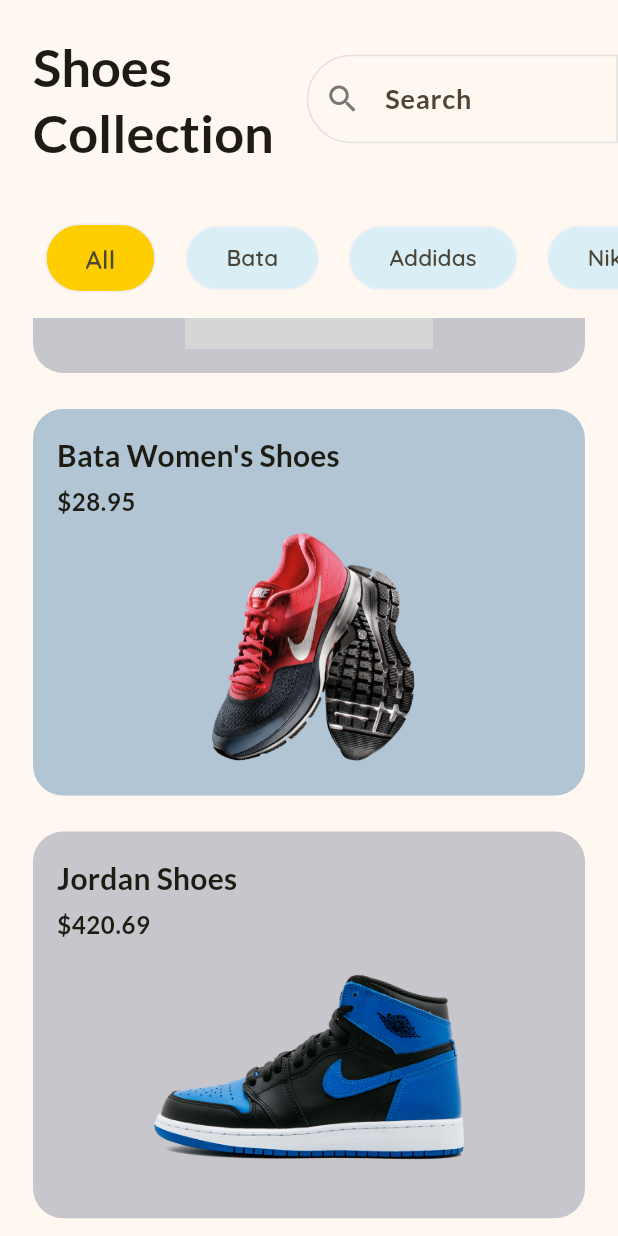
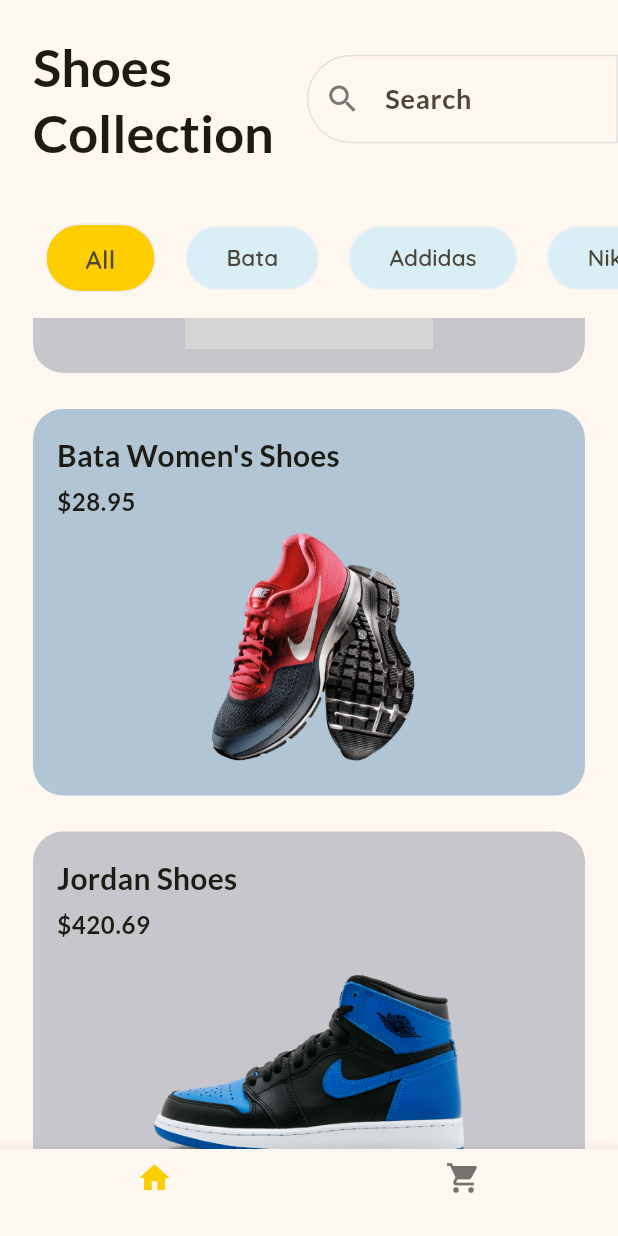
Before and after one commit to Akshit2807/shopping_app, a Flutter app: the screen it shows after launch, scrolled down 515 dp, on a phone screen of 412 x 824 dp. Run offline on Flutter 3.47's test engine with Material 3 defaults, Android fonts, the phone set to English and light mode, and no system bars; our stand-ins replace google_fonts; grey boxes are pictures that could not be loaded.

Commit message:
added bottom navigation

```diff
--- /dev/null
+++ b/lib/cart.dart
@@ -0,0 +1,17 @@
+import 'package:flutter/material.dart';
+
+class Cart extends StatelessWidget {
+  const Cart({super.key});
+
+  @override
+  Widget build(BuildContext context) {
+    return Scaffold(
+      body: Center(
+        child: Text(
+          'Cart page',
+          style: Theme.of(context).textTheme.titleLarge,
+        ),
+      ),
+    );
+  }
+}
--- a/lib/home_page.dart
+++ b/lib/home_page.dart
@@ -1,9 +1,7 @@
 import 'package:flutter/material.dart';
-import 'package:google_fonts/google_fonts.dart';
-import 'package:shopping_app/product_card.dart';
-import 'package:shopping_app/product_details_page.dart';
+import 'package:shopping_app/product_list.dart';
 
-import 'global_variables.dart';
+import 'cart.dart';
 
 class HomePage extends StatefulWidget {
   const HomePage({super.key});
@@ -13,143 +11,28 @@ class HomePage extends StatefulWidget {
 }
 
 class _HomePageState extends State<HomePage> {
-  final List<String> filters = const [
-    'All',
-    'Bata',
-    'Addidas',
-    'Nike',
-    'Puma',
-    'Skechers',
-    'Crocks',
+  int currentPage = 0;
+
+  List<Widget> pages = [
+    const ProductList(),
+    const Cart(),
   ];
-  late String selectedFilter;
-  @override
-  void initState() {
-    selectedFilter = filters[0];
-    super.initState();
-  }
 
   @override
   Widget build(BuildContext context) {
-    const border = OutlineInputBorder(
-      borderSide: BorderSide(color: Color.fromRGBO(225, 225, 225, 2)),
-      borderRadius: BorderRadius.horizontal(
-        left: Radius.circular(50),
-      ),
-    );
     return Scaffold(
-      body: SafeArea(
-        child: Column(
-          children: [
-//--------------------------Heading + Search box--------------------------------
-            Row(
-              children: [
-                //............Heading...............
-                Padding(
-                  padding: const EdgeInsets.all(22.0),
-                  child: Text(
-                    "Shoes \nCollection",
-                    style: Theme.of(context).textTheme.titleLarge,
-                  ),
-                ),
-                //............Search Box.............
-                const Expanded(
-                  child: SizedBox(
-                    width: 200,
-                    child: TextField(
-                      decoration: InputDecoration(
-                        hintText: "Search",
-                        prefixIcon: Icon(Icons.search),
-                        border: border,
-                        enabledBorder: border,
-                        focusedBorder: OutlineInputBorder(
-                          borderSide: BorderSide(color: Colors.black54),
-                          borderRadius: BorderRadius.horizontal(
-                            left: Radius.circular(50),
-                          ),
-                        ),
-                      ),
-                    ),
-                  ),
-                ),
-              ],
-            ),
-//--------------------------List of Types of shoes------------------------------
-            Padding(
-              padding: const EdgeInsets.only(left: 20),
-              child: SizedBox(
-                height: 80,
-                child: ListView.builder(
-                  scrollDirection: Axis.horizontal,
-                  itemCount: filters.length,
-                  itemBuilder: (context, index) {
-                    final filter = filters[index];
-                    return Padding(
-                      padding: const EdgeInsets.symmetric(horizontal: 10),
-                      child: GestureDetector(
-                        onTap: () {
-                          setState(() {
-                            selectedFilter = filter;
-                          });
-                        },
-                        child: Chip(
-                          padding: const EdgeInsets.symmetric(
-                              horizontal: 18, vertical: 10),
-                          label: Text(
-                            filter,
-                            style: GoogleFonts.quicksand(
-                              fontWeight: FontWeight.w600,
-                              fontSize: selectedFilter == filter ? 17 : 15,
-                            ),
-
-                            // style: const TextStyle(
-                            //     fontWeight: FontWeight.w500,
-                            //     fontFamily: 'EduAUVICWANTHand'),
-                          ),
-                          shape: RoundedRectangleBorder(
-                            borderRadius: BorderRadius.circular(25),
-                          ),
-                          backgroundColor: selectedFilter == filter
-                              ? Theme.of(context).colorScheme.primary
-                              : const Color.fromRGBO(218, 238, 246, 1.0),
-                          side: const BorderSide(
-                            color: Color.fromRGBO(238, 238, 245, 1.0),
-                          ),
-                        ),
-                      ),
-                    );
-                  },
-                ),
-              ),
-            ),
-//----------------------------List of items(shoes)------------------------------
-            Expanded(
-              child: ListView.builder(
-                itemCount: products.length,
-                itemBuilder: (context, index) {
-                  final product = products[index];
-                  return GestureDetector(
-                    onTap: () {
-                      Navigator.of(context).push(
-                        MaterialPageRoute(builder: (context) {
-                          return ProductDetailsPage(product: product);
-                        }),
-                      );
-                    },
-                    child: ProductCard(
-                      title: product['title'] as String,
-                      price: product['price'] as double,
-                      image: product['imageUrl'] as String,
-                      backgroundColor: index.isEven
-                          ? const Color.fromRGBO(177, 197, 213, 1.0)
-                          : const Color.fromRGBO(198, 198, 204, 1.0),
-                    ),
-                  );
-                },
-              ),
-            ),
-          ],
-        ),
+      body: pages[currentPage],
+      bottomNavigationBar: BottomNavigationBar(
+        onTap: (value) {
+          setState(() {
+            currentPage = value;
+          });
+        },
+        currentIndex: currentPage,
+        items: const [
+          BottomNavigationBarItem(icon: Icon(Icons.home), label: ''),
+          BottomNavigationBarItem(icon: Icon(Icons.shopping_cart), label: ''),
+        ],
       ),
     );
   }
--- /dev/null
+++ b/lib/product_list.dart
@@ -0,0 +1,157 @@
+import 'package:flutter/material.dart';
+import 'package:google_fonts/google_fonts.dart';
+import 'package:shopping_app/product_card.dart';
+import 'package:shopping_app/product_details_page.dart';
+
+import 'global_variables.dart';
+
+class ProductList extends StatefulWidget {
+  const ProductList({super.key});
+
+  @override
+  State<ProductList> createState() => _ProductListState();
+}
+
+class _ProductListState extends State<ProductList> {
+  final List<String> filters = const [
+    'All',
+    'Bata',
+    'Addidas',
+    'Nike',
+    'Puma',
+    'Skechers',
+    'Crocks',
+  ];
+
+  late String selectedFilter;
+
+  @override
+  void initState() {
+    selectedFilter = filters[0];
+    super.initState();
+  }
+
+  @override
+  Widget build(BuildContext context) {
+    const border = OutlineInputBorder(
+      borderSide: BorderSide(color: Color.fromRGBO(225, 225, 225, 2)),
+      borderRadius: BorderRadius.horizontal(
+        left: Radius.circular(50),
+      ),
+    );
+
+    return SafeArea(
+      child: Column(
+        children: [
+//--------------------------Heading + Search box--------------------------------
+          Row(
+            children: [
+              //............Heading...............
+              Padding(
+                padding: const EdgeInsets.all(22.0),
+                child: Text(
+                  "Shoes \nCollection",
+                  style: Theme.of(context).textTheme.titleLarge,
+                ),
+              ),
+              //............Search Box.............
+              const Expanded(
+                child: SizedBox(
+                  width: 200,
+                  child: TextField(
+                    decoration: InputDecoration(
+                      hintText: "Search",
+                      prefixIcon: Icon(Icons.search),
+                      border: border,
+                      enabledBorder: border,
+                      focusedBorder: OutlineInputBorder(
+                        borderSide: BorderSide(color: Colors.black54),
+                        borderRadius: BorderRadius.horizontal(
+                          left: Radius.circular(50),
+                        ),
+                      ),
+                    ),
+                  ),
+                ),
+              ),
+            ],
+          ),
+//--------------------------List of Types of shoes------------------------------
+          Padding(
+            padding: const EdgeInsets.only(left: 20),
+            child: SizedBox(
+              height: 80,
+              child: ListView.builder(
+                scrollDirection: Axis.horizontal,
+                itemCount: filters.length,
+                itemBuilder: (context, index) {
+                  final filter = filters[index];
+                  return Padding(
+                    padding: const EdgeInsets.symmetric(horizontal: 10),
+                    child: GestureDetector(
+                      onTap: () {
+                        setState(() {
+                          selectedFilter = filter;
+                        });
+                      },
+                      child: Chip(
+                        padding: const EdgeInsets.symmetric(
+                            horizontal: 18, vertical: 10),
+                        label: Text(
+                          filter,
+                          style: GoogleFonts.quicksand(
+                            fontWeight: FontWeight.w600,
+                            fontSize: selectedFilter == filter ? 17 : 15,
+                          ),
+
+                          // style: const TextStyle(
+                          //     fontWeight: FontWeight.w500,
+                          //     fontFamily: 'EduAUVICWANTHand'),
+                        ),
+                        shape: RoundedRectangleBorder(
+                          borderRadius: BorderRadius.circular(25),
+                        ),
+                        backgroundColor: selectedFilter == filter
+                            ? Theme.of(context).colorScheme.primary
+                            : const Color.fromRGBO(218, 238, 246, 1.0),
+                        side: const BorderSide(
+                          color: Color.fromRGBO(238, 238, 245, 1.0),
+                        ),
+                      ),
+                    ),
+                  );
+                },
+              ),
+            ),
+          ),
+//----------------------------List of items(shoes)------------------------------
+          Expanded(
+            child: ListView.builder(
+              itemCount: products.length,
+              itemBuilder: (context, index) {
+                final product = products[index];
+                return GestureDetector(
+                  onTap: () {
+                    Navigator.of(context).push(
+                      MaterialPageRoute(builder: (context) {
+                        return ProductDetailsPage(product: product);
+                      }),
+                    );
+                  },
+                  child: ProductCard(
+                    title: product['title'] as String,
+                    price: product['price'] as double,
+                    image: product['imageUrl'] as String,
+                    backgroundColor: index.isEven
+                        ? const Color.fromRGBO(177, 197, 213, 1.0)
+                        : const Color.fromRGBO(198, 198, 204, 1.0),
+                  ),
+                );
+              },
+            ),
+          ),
+        ],
+      ),
+    );
+  }
+}
```
